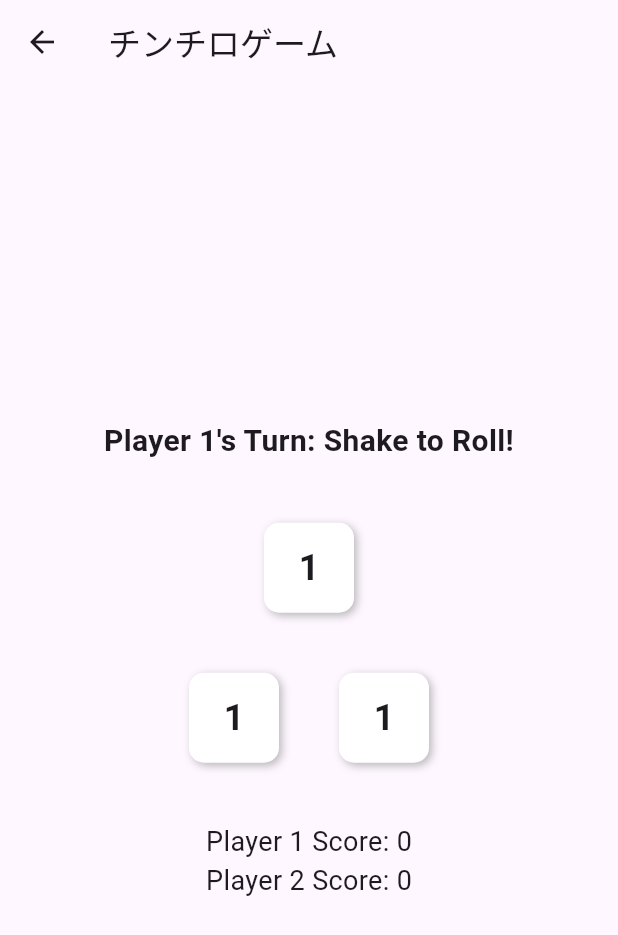
After one commit to u5u5u5u/ankylo-cup, a Flutter app: the ChinchiroGameScreen screen opened directly, after a tap on "Ready", on a phone screen of 412 x 824 dp. The commit adds this screen. Shown: the top 935 px of the screen. Run offline on Flutter 3.47's test engine with Material 3 defaults, Android fonts, the phone set to English and light mode, and no system bars; our stand-ins replace firebase_auth, firebase_core, flutter_animate, flutter_riverpod, google_fonts, google_sign_in and 1 more; missing offline and left inert: firebase_app_check, flame; accounts and stored records are empty; generated files the repository leaves out were written again.

Commit message:
チンチロ入れた

```diff
--- a/lib/main.dart
+++ b/lib/main.dart
@@ -1,6 +1,7 @@
 //import 'package:ankylo_cup/presentation/home/home_screen.dart';
 import 'package:ankylo_cup/presentation/games/brick-breaker/widgets/game_app.dart';
 import 'package:flutter/material.dart';
+import 'package:flutter_riverpod/flutter_riverpod.dart';
 import 'firebase_options.dart'; // Add this line
 import 'package:firebase_core/firebase_core.dart';
 import 'package:firebase_app_check/firebase_app_check.dart';
@@ -14,7 +15,8 @@ void main() async {
   // await FirebaseAppCheck.instance.activate(
   //   androidProvider: AndroidProvider.debug,
   // );
-  runApp(const MiniGamesApp());
+
+  runApp(ProviderScope(child: MiniGamesApp()));
 }
 
 class MiniGamesApp extends StatelessWidget {
--- /dev/null
+++ b/lib/presentation/games/chinchiro/chinchiro_screen.dart
@@ -0,0 +1,181 @@
+import 'dart:math';
+import 'package:ankylo_cup/presentation/games/chinchiro/chinchiro_screen_state_notifier.dart';
+import 'package:flutter/material.dart';
+import 'package:flutter_riverpod/flutter_riverpod.dart';
+
+
+class ChinchiroGameScreen extends ConsumerStatefulWidget {
+  const ChinchiroGameScreen({Key? key}) : super(key: key);
+
+  @override
+  ChinchiroGameScreenState createState() => ChinchiroGameScreenState();
+}
+
+class ChinchiroGameScreenState extends ConsumerState<ChinchiroGameScreen>
+    with TickerProviderStateMixin {
+  late AnimationController rotationController;
+
+  @override
+  void initState() {
+    super.initState();
+    rotationController = AnimationController(
+      duration: const Duration(seconds: 1),
+      vsync: this,
+    );
+  }
+
+  @override
+  void dispose() {
+    rotationController.dispose();
+    super.dispose();
+  }
+
+  @override
+  Widget build(BuildContext context) {
+    final gameState = ref.watch(gameProvider);
+    final gameNotifier = ref.read(gameProvider.notifier);
+
+    // サイコロが振られているときに回転アニメーションを開始/停止
+    if (gameState.isShaking && !rotationController.isAnimating) {
+      rotationController.repeat();
+    } else if (!gameState.isShaking && rotationController.isAnimating) {
+      rotationController.stop();
+    }
+
+    return Scaffold(
+      appBar: AppBar(
+        title: const Text('チンチロゲーム'),
+      ),
+      body: Center(
+        child: Column(
+          mainAxisAlignment: MainAxisAlignment.center,
+          children: <Widget>[
+            Text(
+              gameState.gameMessage,
+              style: const TextStyle(fontSize: 20, fontWeight: FontWeight.bold),
+              textAlign: TextAlign.center,
+            ),
+            const SizedBox(height: 20),
+            Column(
+              mainAxisAlignment: MainAxisAlignment.center,
+              children: [
+                Row(
+                  mainAxisAlignment: MainAxisAlignment.center,
+                  children: [
+                    Padding(
+                      padding: const EdgeInsets.all(20.0),
+                      child: Dice(
+                        value: gameState.currentDiceValues[0],
+                        rotationController: rotationController,
+                        angleOffset: pi / 4,
+                        isInitial: !gameState.isShaking,
+                      ),
+                    ),
+                  ],
+                ),
+                Row(
+                  mainAxisAlignment: MainAxisAlignment.center,
+                  children: [
+                    Padding(
+                      padding: const EdgeInsets.all(20.0),
+                      child: Dice(
+                        value: gameState.currentDiceValues[1],
+                        rotationController: rotationController,
+                        angleOffset: pi / 2,
+                        isInitial: !gameState.isShaking,
+                      ),
+                    ),
+                    Padding(
+                      padding: const EdgeInsets.all(20.0),
+                      child: Dice(
+                        value: gameState.currentDiceValues[2],
+                        rotationController: rotationController,
+                        angleOffset: 3 * pi / 4,
+                        isInitial: !gameState.isShaking,
+                      ),
+                    ),
+                  ],
+                ),
+              ],
+            ),
+            const SizedBox(height: 20),
+            Text('Player 1 Score: ${gameState.playerScores[0]}',
+                style: const TextStyle(fontSize: 18)),
+            Text('Player 2 Score: ${gameState.playerScores[1]}',
+                style: const TextStyle(fontSize: 18)),
+            if (gameState.gameMessage.contains("Wins") ||
+                gameState.gameMessage.contains("Draw"))
+              ElevatedButton(
+                onPressed: gameNotifier.resetGame,
+                child: const Text('Play Again'),
+              ),
+            if (!gameState.isReady)
+              ElevatedButton(
+                onPressed: gameNotifier.startTurn,
+                child: const Text('Ready'),
+              ),
+          ],
+        ),
+      ),
+    );
+  }
+}
+
+class Dice extends StatelessWidget {
+  final int value;
+  final AnimationController rotationController;
+  final double angleOffset;
+  final bool isInitial;
+
+  const Dice({
+    super.key,
+    required this.value,
+    required this.rotationController,
+    required this.angleOffset,
+    required this.isInitial,
+  });
+
+  @override
+  Widget build(BuildContext context) {
+    return AnimatedBuilder(
+      animation: rotationController,
+      builder: (context, child) {
+        // サイコロが振られているときのみ回転
+        final angle = rotationController.isAnimating
+            ? rotationController.value * 2 * pi
+            : 0;
+        return Transform.rotate(
+          angle: angle.toDouble(),
+          child: Transform.rotate(
+            angle: isInitial ? 0 : angleOffset,
+            child: Container(
+              width: 60,
+              height: 60,
+              decoration: BoxDecoration(
+                color: Colors.white,
+                borderRadius: BorderRadius.circular(10),
+                boxShadow: const [
+                  BoxShadow(
+                    color: Colors.black26,
+                    blurRadius: 4,
+                    offset: Offset(2, 2),
+                  ),
+                ],
+              ),
+              child: Center(
+                child: Transform.rotate(
+                  angle: isInitial ? 0 : -angleOffset,
+                  child: Text(
+                    value.toString(),
+                    style: const TextStyle(
+                        fontSize: 24, fontWeight: FontWeight.bold),
+                  ),
+                ),
+              ),
+            ),
+          ),
+        );
+      },
+    );
+  }
+}
--- /dev/null
+++ b/lib/presentation/games/chinchiro/chinchiro_screen_state.dart
@@ -0,0 +1,51 @@
+class GameState {
+  final int currentPlayer;
+  final List<int> playerScores;
+  final List<int> currentDiceValues;
+  final String gameMessage;
+  final bool isReady;
+  final bool isRolling;
+  final bool isShaking;
+
+  GameState({
+    required this.currentPlayer,
+    required this.playerScores,
+    required this.currentDiceValues,
+    required this.gameMessage,
+    required this.isReady,
+    required this.isRolling,
+    required this.isShaking,
+  });
+
+  GameState copyWith({
+    int? currentPlayer,
+    List<int>? playerScores,
+    List<int>? currentDiceValues,
+    String? gameMessage,
+    bool? isReady,
+    bool? isRolling,
+    bool? isShaking,
+  }) {
+    return GameState(
+      currentPlayer: currentPlayer ?? this.currentPlayer,
+      playerScores: playerScores ?? this.playerScores,
+      currentDiceValues: currentDiceValues ?? this.currentDiceValues,
+      gameMessage: gameMessage ?? this.gameMessage,
+      isReady: isReady ?? this.isReady,
+      isRolling: isRolling ?? this.isRolling,
+      isShaking: isShaking ?? this.isShaking,
+    );
+  }
+
+  factory GameState.initial() {
+    return GameState(
+      currentPlayer: 1,
+      playerScores: [0, 0],
+      currentDiceValues: [1, 1, 1],
+      gameMessage: "Player 1's Turn: Press Ready to Start!",
+      isReady: false,
+      isRolling: false,
+      isShaking: false,
+    );
+  }
+}
--- a/pubspec.yaml
+++ b/pubspec.yaml
@@ -19,6 +19,7 @@ dependencies:
   firebase_app_check: ^0.3.1+7
   google_sign_in: ^6.2.2
   sensors_plus: ^6.1.1
+  flutter_riverpod: ^2.6.1
 
 dev_dependencies:
   flutter_test:
```
Also changed, not shown: lib/presentation/games/chinchiro/chinchiro_screen_state_notifier.dart (added, +134 -0 lines), lib/presentation/home/home_screen.dart (+8 -1 lines), pubspec.lock.
